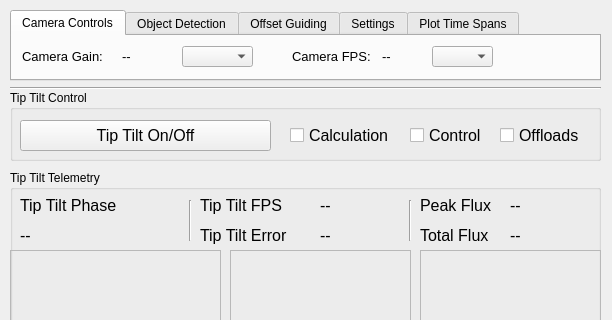
Above: kpf/TT_GUI/TipTiltGUI.ui from KeckObservatory/KPFTranslator before the change; both pictures show x 0 to 612 and y 0 to 320 of the 612 by 938 pixel window. Below: the same form after it.
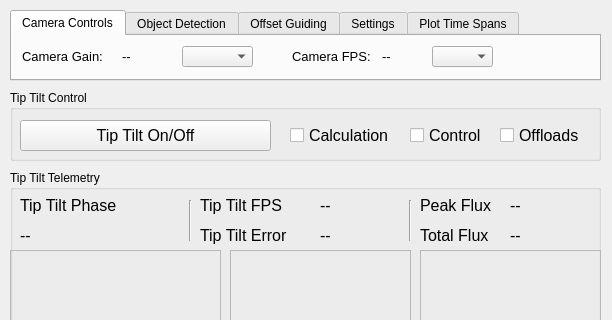
That is the form after the change.

```diff
--- a/kpf/TT_GUI/TipTiltGUI.ui
+++ b/kpf/TT_GUI/TipTiltGUI.ui
@@ -976,19 +976,6 @@
      </widget>
     </widget>
    </widget>
-   <widget class="Line" name="line">
-    <property name="geometry">
-     <rect>
-      <x>10</x>
-      <y>80</y>
-      <width>591</width>
-      <height>16</height>
-     </rect>
-    </property>
-    <property name="orientation">
-     <enum>Qt::Horizontal</enum>
-    </property>
-   </widget>
    <widget class="QGroupBox" name="groupBox">
     <property name="geometry">
      <rect>
```
